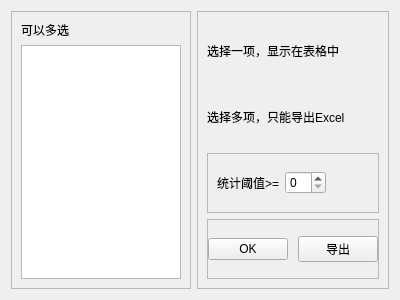
Qt form SciTools2/popup/clean/uipy/count_stat.ui (xihuyu20000/learn-python) before a commit.
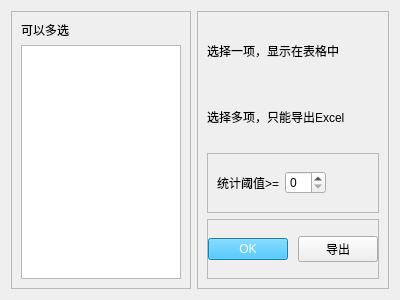
The same form after that commit.

```diff
--- a/SciTools2/popup/clean/uipy/count_stat.ui
+++ b/SciTools2/popup/clean/uipy/count_stat.ui
@@ -136,6 +136,9 @@
          </property>
          <item>
           <widget class="QPushButton" name="btn_ok">
+           <property name="styleSheet">
+            <string notr="true">color: rgb(255, 255, 255); background-color: rgb(28, 177, 245);</string>
+           </property>
            <property name="text">
             <string>OK</string>
            </property>
```
